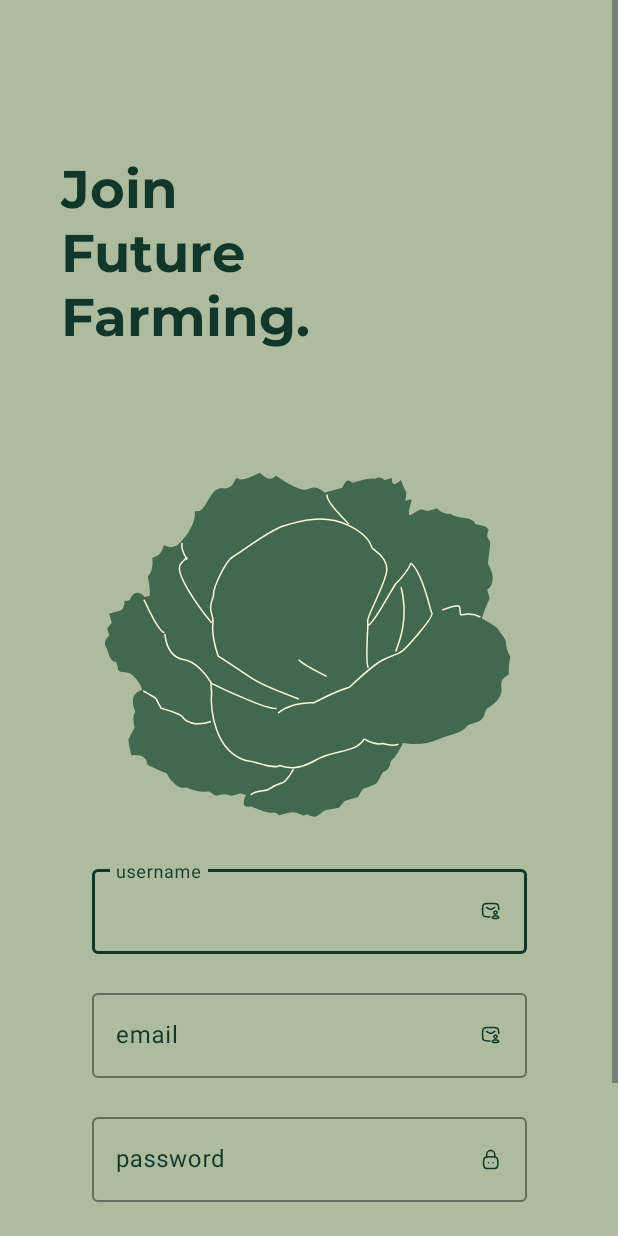
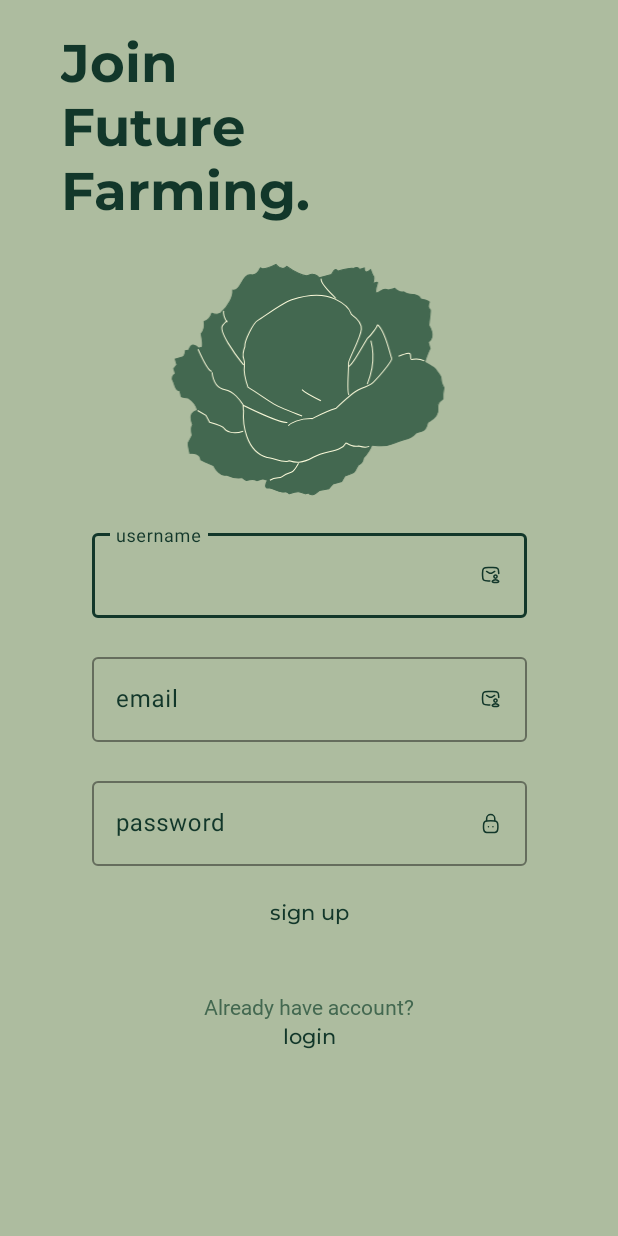
Before and after one commit to HI-PONIC/Mobile-Development, an Android app: the SignupActivity screen opened directly, with no data from a screen before it, on a phone screen of 412 x 824 dp. Run offline under Robolectric (Android 15) with nearby library versions, the phone set to English and light mode, and no system bars.

Commit message:
fixing login and signup

```diff
--- a/app/build.gradle.kts
+++ b/app/build.gradle.kts
@@ -51,6 +51,7 @@ dependencies {
     implementation(libs.material)
     implementation(libs.androidx.activity)
     implementation(libs.androidx.constraintlayout)
+    implementation(libs.compose.preview.renderer)
     testImplementation(libs.junit)
     androidTestImplementation(libs.androidx.junit)
     androidTestImplementation(libs.androidx.espresso.core)
@@ -70,4 +71,5 @@ dependencies {
     implementation("androidx.compose.material3:material3-adaptive-navigation-suite:1.3.0-beta01")
     implementation(libs.glide)
     annotationProcessor(libs.glide.compiler)
+    implementation(libs.androidx.viewpager2)
 }
--- a/app/src/main/AndroidManifest.xml
+++ b/app/src/main/AndroidManifest.xml
@@ -15,11 +15,15 @@
         android:theme="@style/AppTheme"
         tools:targetApi="31">
         <activity
+            android:name=".DetailHydroponicStatisticActivity"
+            android:exported="false" />
+        <activity
             android:name=".LoginActivity"
             android:exported="false" />
         <activity
             android:name=".SignupActivity"
-            android:exported="false" />
+            android:exported="false"
+            android:windowSoftInputMode="adjustResize" />
         <activity
             android:name=".MainActivity"
             android:exported="true">
--- a/app/src/main/res/layout/activity_login.xml
+++ b/app/src/main/res/layout/activity_login.xml
@@ -2,8 +2,11 @@
 <ScrollView xmlns:android="http://schemas.android.com/apk/res/android"
     android:layout_width="match_parent"
     android:layout_height="match_parent"
+    xmlns:tools="http://schemas.android.com/tools"
+    android:id="@+id/main"
     android:background="#436850"
-    android:padding="16dp">
+    android:padding="16dp"
+    tools:context=".LoginActivity">
 
     <LinearLayout
         android:layout_width="match_parent"
--- a/app/src/main/res/layout/activity_signup.xml
+++ b/app/src/main/res/layout/activity_signup.xml
@@ -26,10 +26,9 @@
                 android:id="@+id/textView"
                 android:layout_width="wrap_content"
                 android:layout_height="wrap_content"
-                android:text="Join\nFuture\nFarming.\n"
+                android:text="Join\nFuture\nFarming."
                 android:textColor="#12372A"
                 android:textSize="35sp"
-                android:paddingTop="84dp"
                 android:textStyle="bold"
                 android:fontFamily="@font/montserratbold"
                 app:layout_constraintEnd_toEndOf="parent"
@@ -41,7 +40,7 @@
             <ImageView
                 android:id="@+id/ivKubis"
                 android:layout_width="wrap_content"
-                android:layout_height="wrap_content"
+                android:layout_height="200dp"
                 android:src="@drawable/rose"
                 app:layout_constraintEnd_toEndOf="parent"
                 app:layout_constraintStart_toStartOf="parent"
```
Also changed, not shown: app/src/main/res/values/themes.xml (+9 -0 lines).
